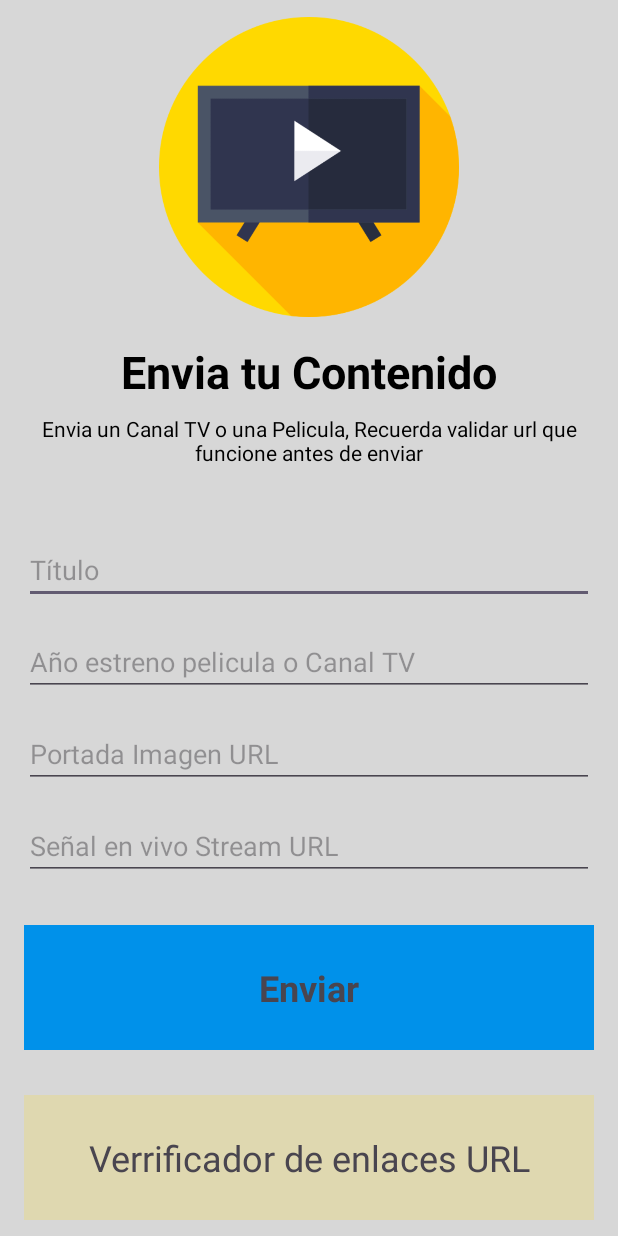
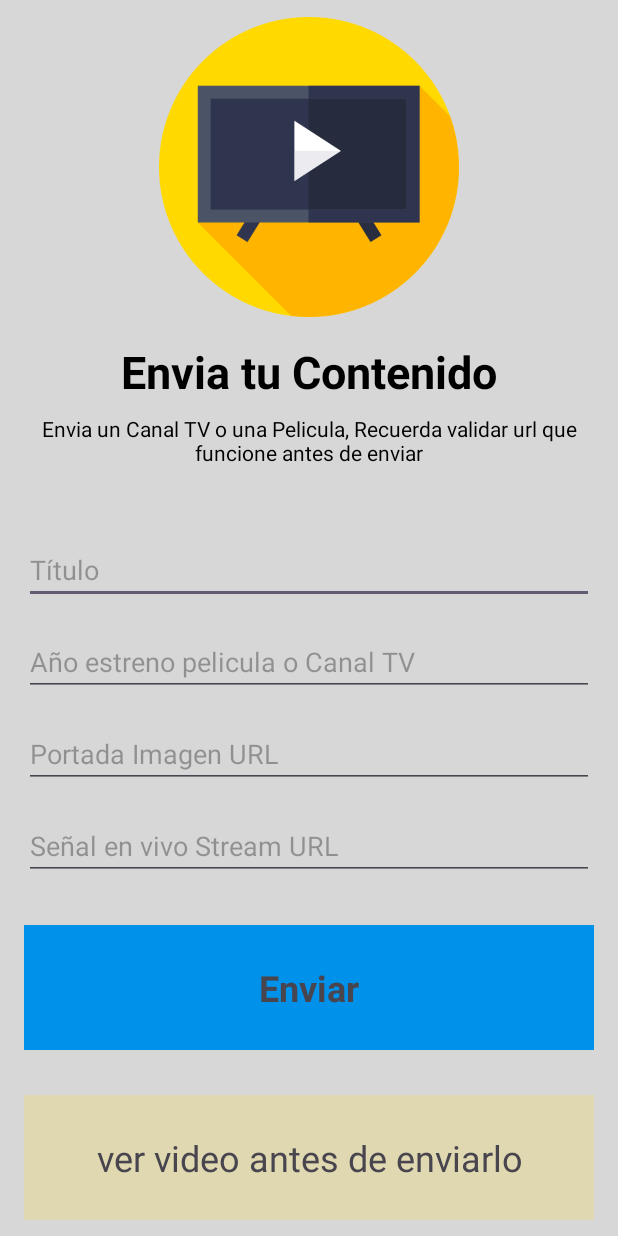
Before and after one commit to CreativeMB/CineFlexURL, an Android app: the screen it shows after launch (MainActivity), on a phone screen of 412 x 824 dp. Run offline under Robolectric (Android 15) with nearby library versions, the phone set to English and light mode, and no system bars; our stand-ins replace Firebase (no records; nobody signed in at launch, a user with empty details on screens opened directly); pictures from the network do not load.

Commit message:
unicio 5

```diff
--- a/app/src/main/res/layout/activity_main.xml
+++ b/app/src/main/res/layout/activity_main.xml
@@ -100,7 +100,7 @@
                 android:textSize="24sp"
                 android:background="#2FFFD600"
                 android:padding="25dp"
-                android:text="Verrificador de enlaces URL" />
+                android:text="ver video antes de enviarlo" />
         </LinearLayout>
     </ScrollView>
 </androidx.coordinatorlayout.widget.CoordinatorLayout>
```
